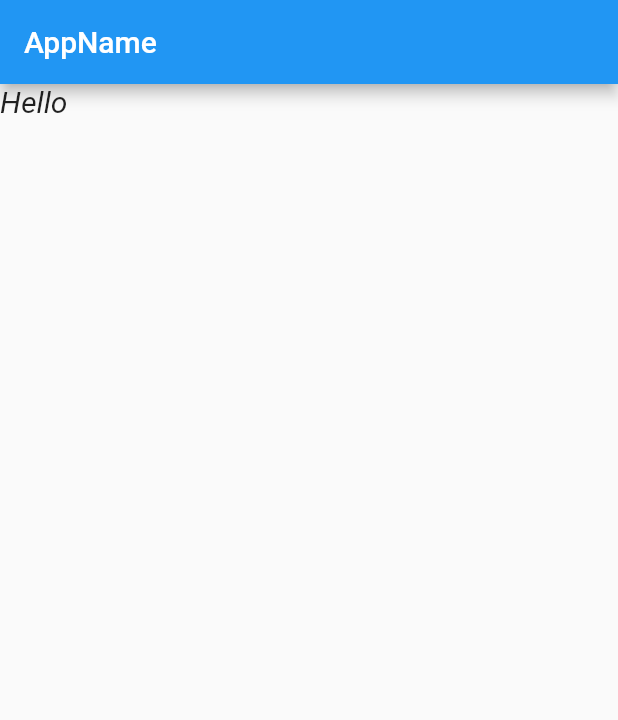
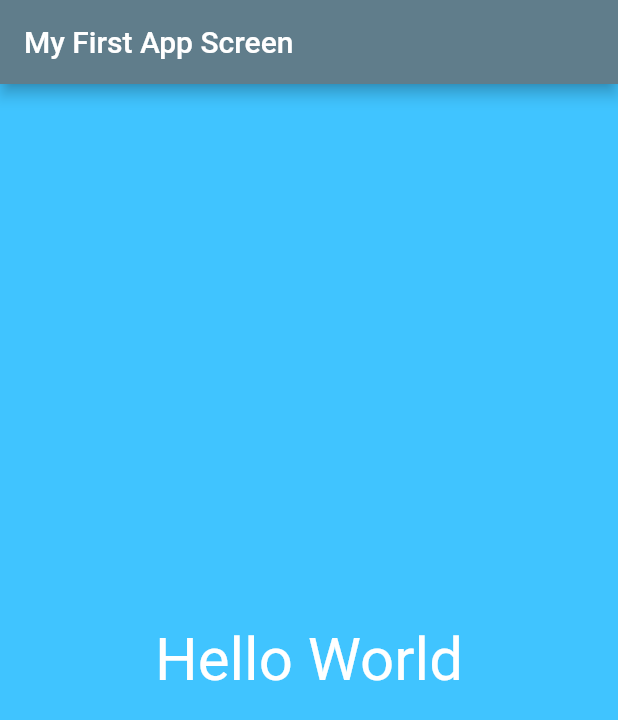
Before and after one commit to shubhampokhrel81/flutterapp1, a Flutter app: the screen it shows after launch, on a phone screen of 412 x 824 dp. Shown: the top 720 px of the screen. Run offline on Flutter 3.47's test engine with Material 2 defaults, Android fonts, the phone set to English and light mode, and no system bars.

Commit message:
Simple home page

```diff
--- a/flutterapp/lib/main.dart
+++ b/flutterapp/lib/main.dart
@@ -1,21 +1,26 @@
 import 'package:flutter/material.dart';
 
-void main() => runApp(MaterialApp(home: FirstApp(),));
+void main() => runApp(FirstApp());
 
-class FirstApp extends StatelessWidget {
+class FirstApp extends StatelessWidget{
   @override
   Widget build(BuildContext context) {
-    return Scaffold(
-      appBar: AppBar(
-        title: Text("AppName"),
-      ),
-      body: Container(
-        child: Column(
-          children: <Widget>[
-            Text('Hello',style: TextStyle(fontSize:20, fontStyle: FontStyle.italic))
-          ],
+    return MaterialApp(
+      title: "My Flutter App",
+      home: Scaffold(
+        appBar: AppBar(title: Text("My First App Screen"),backgroundColor: Colors.blueGrey,),
+        body: Material(
+          color: Colors.lightBlueAccent,
+          child: Center(
+            child: Text(
+              "Hello World",
+              textDirection: TextDirection.ltr,
+              style: TextStyle(color: Colors.white,fontSize: 40.0),
+            ),
+          ),
         ),
       ),
     );
   }
+
 }
```
Also changed, not shown: flutterapp/lib/app_screens/first_screen.dart (added).
